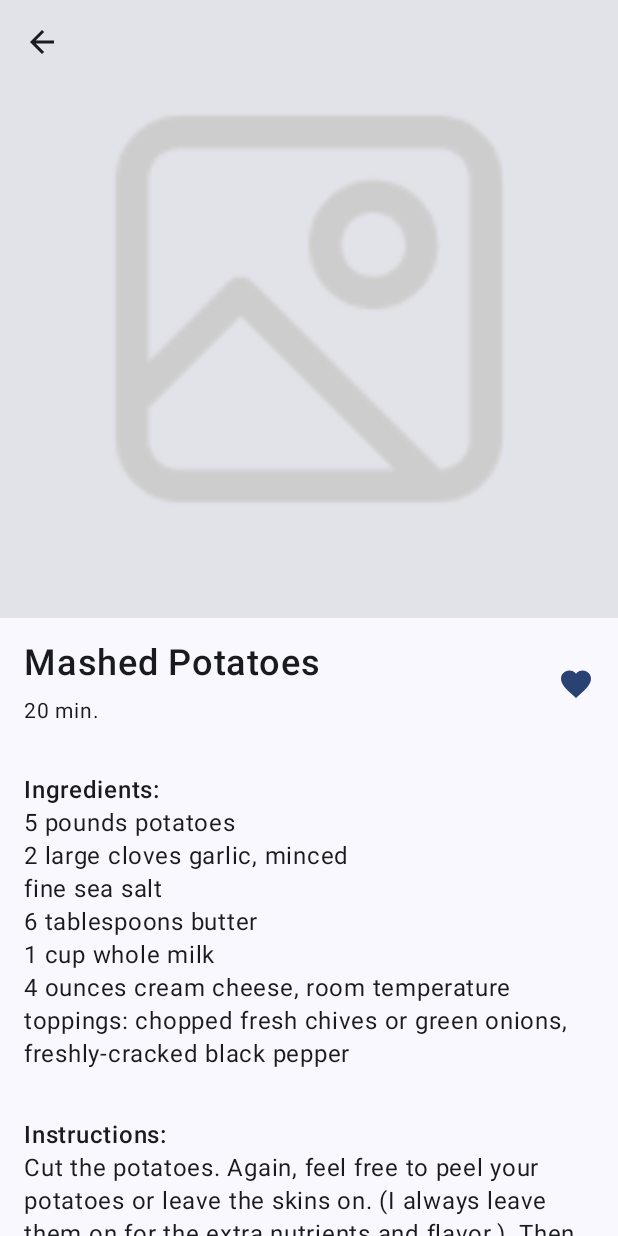
After one commit to DragosStahie/ai-recipes, an Android app built with Jetpack Compose: the composable RecipeDetailsScreen shown on its own in the app's theme, on a phone screen of 412 x 824 dp. The commit adds this screen. Run offline under Robolectric (Android 15) with nearby library versions, the phone set to English and light mode, and no system bars.

Commit message:
Detail page UI & basic navigation

```diff
--- a/app/src/main/java/com/example/airecipes/MainScreen.kt
+++ b/app/src/main/java/com/example/airecipes/MainScreen.kt
@@ -1,6 +1,12 @@
 package com.example.airecipes
 
+import androidx.compose.animation.AnimatedVisibility
+import androidx.compose.animation.core.Spring
+import androidx.compose.animation.core.spring
+import androidx.compose.animation.slideIn
+import androidx.compose.animation.slideOut
 import androidx.compose.foundation.background
+import androidx.compose.foundation.clickable
 import androidx.compose.foundation.layout.Arrangement
 import androidx.compose.foundation.layout.Box
 import androidx.compose.foundation.layout.Column
@@ -40,6 +46,7 @@ import androidx.compose.ui.res.painterResource
 import androidx.compose.ui.text.font.FontWeight
 import androidx.compose.ui.text.style.TextOverflow
 import androidx.compose.ui.tooling.preview.Preview
+import androidx.compose.ui.unit.IntOffset
 import androidx.compose.ui.unit.dp
 import androidx.compose.ui.unit.sp
 import coil3.compose.AsyncImage
@@ -48,6 +55,7 @@ import coil3.compose.AsyncImage
 @Composable
 fun MainScreen(modifier: Modifier = Modifier) {
     var queryValue by remember { mutableStateOf("") }
+    var detailsScreenVisible by remember { mutableStateOf(false) }
     Column(
         modifier = modifier
             .fillMaxSize()
@@ -77,8 +85,8 @@ fun MainScreen(modifier: Modifier = Modifier) {
             RecipesList(
                 title = "Favorites",
                 recipesList = listOf("Recipe 1", "Recipe 2", "Recipe 3", "Recipe 4"),
-                modifier = Modifier
-                    .fillMaxSize(),
+                onCardClick = { detailsScreenVisible = true },
+                modifier = Modifier.fillMaxSize(),
             )
         } else {
             RecipesList(
@@ -93,6 +101,7 @@ fun MainScreen(modifier: Modifier = Modifier) {
                     "Last recipe4",
                     "Last recipe5"
                 ),
+                onCardClick = { detailsScreenVisible = true },
                 modifier = Modifier
                     .fillMaxSize()
                     .weight(1f),
@@ -122,12 +131,31 @@ fun MainScreen(modifier: Modifier = Modifier) {
             )
         }
     }
+    AnimatedVisibility(
+        visible = detailsScreenVisible,
+        enter = slideIn(
+            animationSpec = spring(stiffness = Spring.StiffnessMedium),
+            initialOffset = { fullSize -> IntOffset(fullSize.width, 0) },
+        ),
+        exit = slideOut(
+            spring(stiffness = Spring.StiffnessMedium),
+            targetOffset = { fullSize -> IntOffset(fullSize.width, 0) },
+        ),
+    ) {
+        RecipeDetailsScreen(
+            modifier = modifier,
+            onBackPressed = {
+                detailsScreenVisible = false
+            },
+        )
+    }
 }
 
 @Composable
 fun RecipesList(
     title: String,
     recipesList: List<String>,
+    onCardClick: () -> Unit,
     modifier: Modifier = Modifier,
     endItem: (@Composable () -> Unit)? = null,
 ) {
@@ -152,13 +180,17 @@ fun RecipesList(
             Card(
                 modifier = Modifier
                     .fillMaxWidth()
-                    .height(88.dp),
+                    .height(88.dp)
+                    .clickable {
+                        onCardClick()
+                    },
                 elevation = CardDefaults.cardElevation(defaultElevation = 12.dp)
             ) {
                 Row(
                     modifier = Modifier
                         .fillMaxSize()
                         .background(MaterialTheme.colorScheme.surface),
+                    verticalAlignment = Alignment.CenterVertically,
                 ) {
                     AsyncImage(
                         model = null,
@@ -198,18 +230,12 @@ fun RecipesList(
                             overflow = TextOverflow.Ellipsis,
                         )
                     }
-                    Box(
-                        modifier = Modifier
-                            .fillMaxHeight()
-                            .padding(16.dp),
-                        contentAlignment = Alignment.Center,
-                    ) {
-                        Icon(
-                            Icons.Default.Favorite,
-                            contentDescription = null,
-                            tint = MaterialTheme.colorScheme.primary
-                        )
-                    }
+                    Icon(
+                        Icons.Default.Favorite,
+                        contentDescription = null,
+                        tint = MaterialTheme.colorScheme.primary,
+                        modifier = Modifier.padding(horizontal = 16.dp)
+                    )
                 }
             }
         }
--- /dev/null
+++ b/app/src/main/java/com/example/airecipes/RecipeDetailsScreen.kt
@@ -0,0 +1,170 @@
+package com.example.airecipes
+
+import androidx.compose.foundation.background
+import androidx.compose.foundation.clickable
+import androidx.compose.foundation.layout.Arrangement
+import androidx.compose.foundation.layout.Box
+import androidx.compose.foundation.layout.Column
+import androidx.compose.foundation.layout.Row
+import androidx.compose.foundation.layout.aspectRatio
+import androidx.compose.foundation.layout.fillMaxSize
+import androidx.compose.foundation.layout.fillMaxWidth
+import androidx.compose.foundation.layout.padding
+import androidx.compose.foundation.rememberScrollState
+import androidx.compose.foundation.verticalScroll
+import androidx.compose.material.icons.Icons
+import androidx.compose.material.icons.automirrored.filled.ArrowBack
+import androidx.compose.material.icons.filled.Favorite
+import androidx.compose.material3.Icon
+import androidx.compose.material3.LocalTextStyle
+import androidx.compose.material3.MaterialTheme
+import androidx.compose.material3.Text
+import androidx.compose.runtime.Composable
+import androidx.compose.ui.Alignment
+import androidx.compose.ui.Modifier
+import androidx.compose.ui.res.painterResource
+import androidx.compose.ui.text.font.FontWeight
+import androidx.compose.ui.text.style.TextOverflow
+import androidx.compose.ui.tooling.preview.Preview
+import androidx.compose.ui.unit.dp
+import androidx.compose.ui.unit.sp
+import coil3.compose.AsyncImage
+
+@Composable
+fun RecipeDetailsScreen(
+    onBackPressed: () -> Unit,
+    modifier: Modifier = Modifier,
+) {
+    Column(
+        modifier = modifier
+            .fillMaxSize()
+            .background(MaterialTheme.colorScheme.surface)
+            .verticalScroll(rememberScrollState())
+    ) {
+        Box {
+            AsyncImage(
+                model = null,
+                contentDescription = null,
+                fallback = painterResource(R.drawable.ic_image_placeholder),
+                modifier = Modifier
+                    .fillMaxWidth()
+                    .aspectRatio(1f)
+                    .background(MaterialTheme.colorScheme.surfaceContainerHighest)
+            )
+            Icon(
+                Icons.AutoMirrored.Filled.ArrowBack,
+                contentDescription = null,
+                modifier = Modifier
+                    .padding(16.dp)
+                    .clickable { onBackPressed() }
+            )
+        }
+        Row(
+            modifier = Modifier
+                .fillMaxWidth()
+                .padding(16.dp),
+            verticalAlignment = Alignment.CenterVertically,
+        ) {
+            Column(
+                modifier = Modifier.weight(1f),
+                verticalArrangement = Arrangement.spacedBy(8.dp),
+                horizontalAlignment = Alignment.Start,
+            ) {
+                Text(
+                    text = "Mashed Potatoes",
+                    style = LocalTextStyle.current.copy(
+                        fontSize = 24.sp,
+                        lineHeight = 28.sp,
+                        fontWeight = FontWeight(600)
+                    ),
+                    maxLines = 2,
+                    overflow = TextOverflow.Ellipsis,
+                )
+                Text(
+                    text = "20 min.",
+                    style = LocalTextStyle.current.copy(
+                        fontSize = 14.sp,
+                        lineHeight = 20.sp,
+                        fontWeight = FontWeight(400)
+                    ),
+                    maxLines = 1,
+                    overflow = TextOverflow.Ellipsis,
+                )
+            }
+            Icon(
+                Icons.Default.Favorite,
+                contentDescription = null,
+                tint = MaterialTheme.colorScheme.primary
+            )
+        }
+        Column(
+            modifier = Modifier
+                .fillMaxWidth()
+                .padding(16.dp),
+        ) {
+            Text(
+                text = "Ingredients:",
+                style = LocalTextStyle.current.copy(
+                    fontSize = 16.sp,
+                    lineHeight = 22.sp,
+                    fontWeight = FontWeight(600)
+                ),
+                maxLines = 2,
+                overflow = TextOverflow.Ellipsis,
+            )
+            Text(
+                text = "5 pounds potatoes\n" +
+                        "2 large cloves garlic, minced\n" +
+                        "fine sea salt\n" +
+                        "6 tablespoons butter\n" +
+                        "1 cup whole milk\n" +
+                        "4 ounces cream cheese, room temperature\n" +
+                        "toppings: chopped fresh chives or green onions, freshly-cracked black pepper",
+                style = LocalTextStyle.current.copy(
+                    fontSize = 16.sp,
+                    lineHeight = 22.sp,
+                    fontWeight = FontWeight(400)
+                ),
+            )
+        }
+        Column(
+            modifier = Modifier
+                .fillMaxWidth()
+                .padding(16.dp),
+        ) {
+            Text(
+                text = "Instructions:",
+                style = LocalTextStyle.current.copy(
+                    fontSize = 16.sp,
+                    lineHeight = 22.sp,
+                    fontWeight = FontWeight(600)
+                ),
+                maxLines = 2,
+                overflow = TextOverflow.Ellipsis,
+            )
+            Text(
+                text = "Cut the potatoes. Again, feel free to peel your potatoes or leave the skins on. (I always leave them on for the extra nutrients and flavor.)  Then cut your potatoes into evenly-sized chunks, about an inch or so thick. Then transfer them to a large stockpot full of cold water until all of the potatoes are cut and ready to go.\n" +
+                        "Boil the potatoes. Once all of your potatoes are cut, be sure that there is enough cold water in the pan so that the water line sits about 1 inch above the potatoes. Add the garlic and 1 tablespoon salt to the water. Then turn on high heat until the water comes to a boil. And boil the potatoes for about 10-12 minutes until a knife inserted in the middle of a potato goes in with almost no resistance. Carefully drain out all of the water.\n" +
+                        "Prepare your melted butter mixture. Meanwhile, as the potatoes are boiling, heat your butter, milk and an additional 2 teaspoons of sea salt together either in a small saucepan or in the microwave until the butter is just melted. (You want to avoid boiling the milk.)  Set aside until ready to use.\n" +
+                        "Pan-dry the potatoes. Return the potatoes to the hot stockpot, and then place the stockpot back on the hot burner, turning the heat down to low. Using two oven mitts, carefully hold the handles on the stockpot and shake it gently on the burner for about 1 minute to help cook off some of the remaining steam within the potatoes. Then remove the stockpot entirely from the heat.\n" +
+                        "Mash the potatoes.  Using your preferred kind of masher (see above), mash the potatoes to your desired consistency.\n" +
+                        "Stir everything together. Then pour half of the melted butter mixture over the potatoes, and fold it in with a wooden spoon or spatula until potatoes have soaked up the liquid. Repeat with the remaining butter. And then again with the cream cheese. Fold each addition in until just combined to avoid overmixing, or else you will end up with gummy potatoes.\n" +
+                        "Taste and season. One final time, adding in extra salt (plus black pepper, if you would like) to taste.\n" +
+                        "Serve warm. Then serve warm, garnished with any extra toppings that you might like, and enjoy!! ♡",
+                style = LocalTextStyle.current.copy(
+                    fontSize = 16.sp,
+                    lineHeight = 22.sp,
+                    fontWeight = FontWeight(400)
+                ),
+            )
+        }
+    }
+}
+
+@Preview
+@Composable
+private fun RecipeDetailsScreenPreview() {
+    RecipeDetailsScreen(
+        onBackPressed = {}
+    )
+}
```
